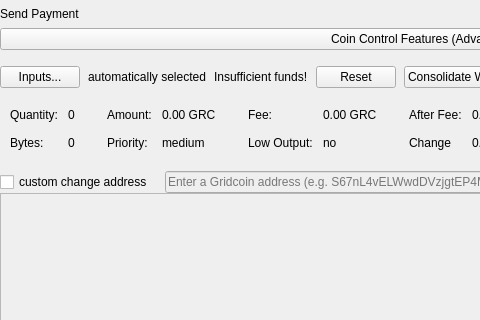
The window that src/qt/forms/sendcoinsdialog.ui (gridcoin-community/Gridcoin-Research) describes before a commit, drawn with Qt 5; both pictures show x 0 to 480 and y 0 to 320 of the 899 by 456 pixel window.
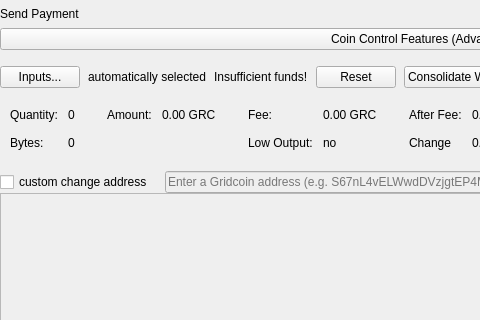
The same window after the commit. Icons and pictures are not drawn.

```diff
--- a/src/qt/forms/sendcoinsdialog.ui
+++ b/src/qt/forms/sendcoinsdialog.ui
@@ -445,29 +445,6 @@
                   </property>
                  </widget>
                 </item>
-                <item row="1" column="0">
-                 <widget class="QLabel" name="coinControlPriorityTextLabel">
-                  <property name="text">
-                   <string>Priority:</string>
-                  </property>
-                 </widget>
-                </item>
-                <item row="1" column="1">
-                 <widget class="QLabel" name="coinControlPriorityLabel">
-                  <property name="cursor">
-                   <cursorShape>IBeamCursor</cursorShape>
-                  </property>
-                  <property name="contextMenuPolicy">
-                   <enum>Qt::ActionsContextMenu</enum>
-                  </property>
-                  <property name="text">
-                   <string>medium</string>
-                  </property>
-                  <property name="textInteractionFlags">
-                   <set>Qt::LinksAccessibleByMouse|Qt::TextSelectableByMouse</set>
-                  </property>
-                 </widget>
-                </item>
                </layout>
               </item>
               <item>
```
